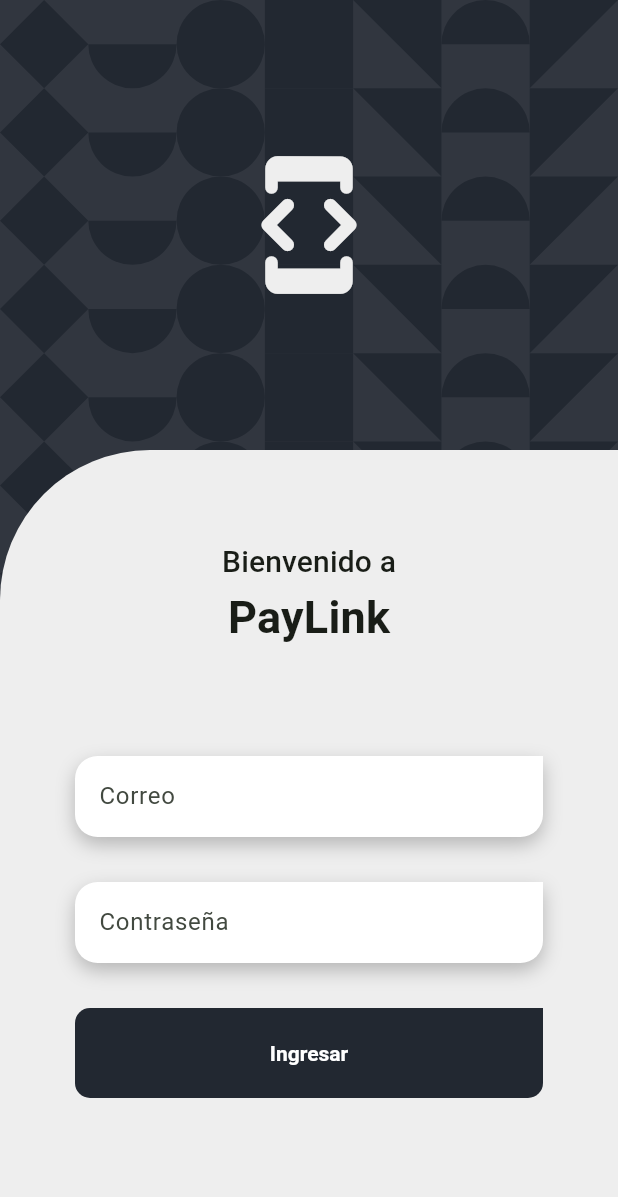
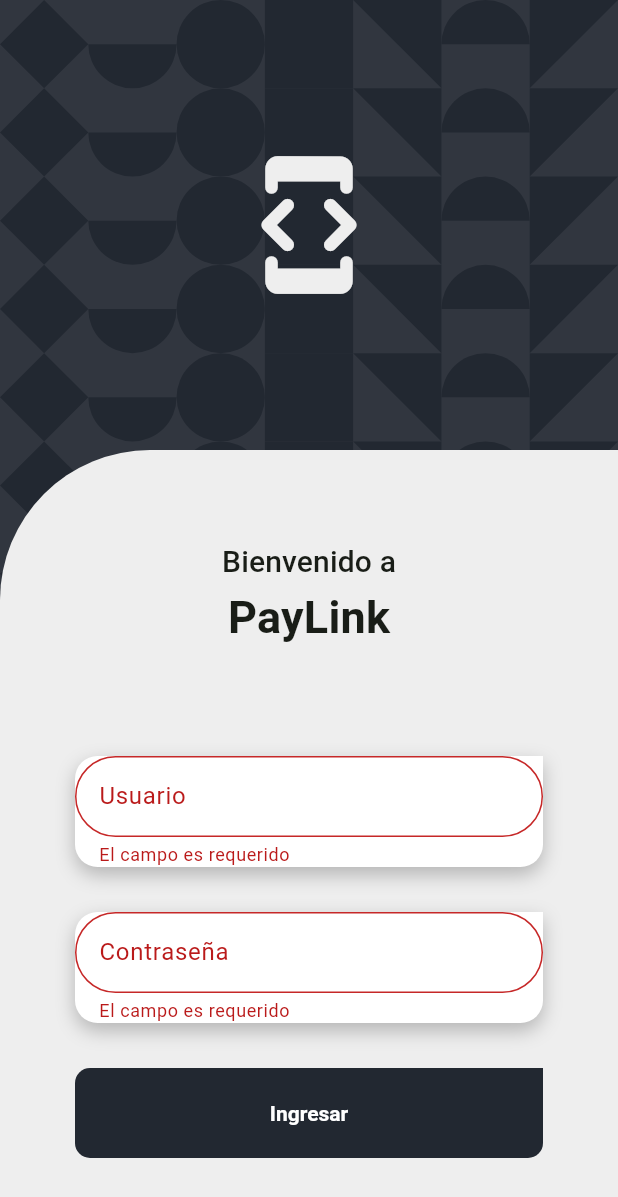
Before and after one commit to Severance16/paylink-app, a Flutter app: the screen it shows after launch, after a tap on "Ingresar", on a phone screen of 412 x 824 dp. Shown: the top 1197 px of the screen. Run offline on Flutter 3.47's test engine with Material 3 defaults, Android fonts, the phone set to English and light mode, and no system bars; our stand-ins replace flutter_dotenv, flutter_riverpod, formz, go_router, google_fonts; project files that could hold a hidden picture were left out.

Commit message:
fix: correcion del input email por usuario

```diff
--- a/lib/features/auth/presentation/screens/login_screen.dart
+++ b/lib/features/auth/presentation/screens/login_screen.dart
@@ -1,4 +1,6 @@
 import 'package:flutter/material.dart';
+import 'package:flutter_riverpod/flutter_riverpod.dart';
+import 'package:technical_test/features/auth/presentation/providers/login_form_provider.dart';
 import 'package:technical_test/features/shared/widgets/widgets.dart';
 
 class LoginScreen extends StatelessWidget {
@@ -46,31 +48,41 @@ class LoginScreen extends StatelessWidget {
   }
 }
 
-class _LoginForm extends StatelessWidget {
+class _LoginForm extends ConsumerWidget {
   const _LoginForm();
 
   @override
-  Widget build(BuildContext context) {
+  Widget build(BuildContext context, WidgetRef ref) {
+    final loginForm = ref.watch(loginFormProvider);
     final textStyles = Theme.of(context).textTheme;
 
     return Padding(
       padding: const EdgeInsets.symmetric(horizontal: 50),
       child: Column(
         children: [
-          const SizedBox(height: 60),
+          SizedBox(height: 60),
           Text('Bienvenido a', style: textStyles.titleSmall),
           Text('PayLink', style: textStyles.titleMedium),
-          const SizedBox(height: 70),
+          SizedBox(height: 70),
 
-          const CustomTextFormField(
-            label: 'Correo',
-            keyboardType: TextInputType.emailAddress,
+          CustomTextFormField(
+            label: 'Usuario',
+            keyboardType: TextInputType.text,
+            onChanged: ref.read(loginFormProvider.notifier).onUserChange,
+            errorMessage:
+                loginForm.isFormPosted ? loginForm.user.errorMessage : null,
           ),
-          const SizedBox(height: 30),
+          SizedBox(height: 30),
 
-          const CustomTextFormField(label: 'Contraseña', obscureText: true),
+          CustomTextFormField(
+            label: 'Contraseña',
+            obscureText: true,
+            onChanged: ref.read(loginFormProvider.notifier).onPasswordChange,
+            errorMessage:
+                loginForm.isFormPosted ? loginForm.password.errorMessage : null,
+          ),
 
-          const SizedBox(height: 30),
+          SizedBox(height: 30),
 
           SizedBox(
             width: double.infinity,
@@ -78,12 +90,12 @@ class _LoginForm extends StatelessWidget {
             child: CustomFilledButton(
               text: 'Ingresar',
               buttonColor: Color.fromRGBO(34, 40, 49, 1),
-              onPressed: (){
-
+              onPressed: () {
+                ref.read(loginFormProvider.notifier).onFormSubmit();
               },
-            )
+            ),
           ),
-          const Spacer(flex: 2),
+          Spacer(flex: 2),
         ],
       ),
     );
--- a/lib/features/shared/infrastructure/inputs/inputs.dart
+++ b/lib/features/shared/infrastructure/inputs/inputs.dart
@@ -1,2 +1,2 @@
-export 'email.dart';
+export 'user.dart';
 export 'password.dart';
--- /dev/null
+++ b/lib/features/shared/infrastructure/inputs/user.dart
@@ -0,0 +1,39 @@
+import 'package:formz/formz.dart';
+
+// Define input validation errors
+enum UserError { empty, length }
+
+// Extend FormzInput and provide the input type and error type.
+class User extends FormzInput<String, UserError> {
+
+  static final RegExp emailRegExp = RegExp(
+    r'^.{4}$',
+  );
+
+  // Call super.pure to represent an unmodified form input.
+  const User.pure() : super.pure('');
+
+  // Call super.dirty to represent a modified form input.
+  const User.dirty( super.value ) : super.dirty();
+
+
+
+  String? get errorMessage {
+    if ( isValid || isPure ) return null;
+
+    if ( displayError == UserError.empty ) return 'El campo es requerido';
+    if ( displayError == UserError.length ) return 'El usuario debe tener por lo menos 4 digitos';
+
+    return null;
+  }
+
+  // Override validator to handle validating a given input value.
+  @override
+  UserError? validator(String value) {
+
+    if ( value.isEmpty || value.trim().isEmpty ) return UserError.empty;
+    if ( !emailRegExp.hasMatch(value) ) return UserError.length;
+
+    return null;
+  }
+}
```
Also changed, not shown: lib/features/auth/presentation/providers/login_form_provider.dart (+13 -13 lines), lib/features/shared/infrastructure/inputs/email.dart (deleted, +0 -39 lines).
